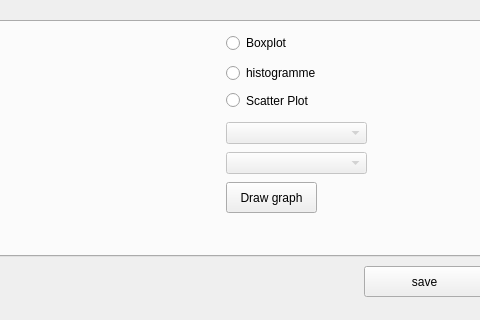
Before: the Qt Designer form PROJET_DM.ui in super-cinnamon/Projet_DM, drawn with Qt 5; both pictures show x 326 to 806 and y 384 to 704 of the 954 by 704 pixel window.
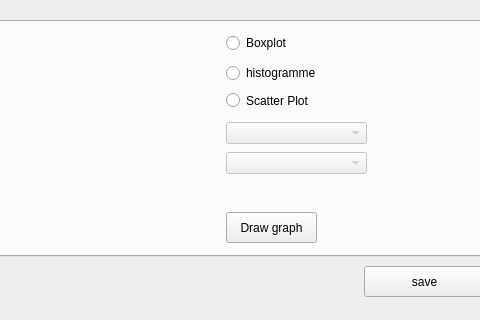
After: the same form once the commit is applied. Icons and pictures are not drawn.

Commit message: forgot to put the correlation label in the tab

What changed in the file:
```diff
--- a/PROJET_DM.ui
+++ b/PROJET_DM.ui
@@ -72,19 +72,6 @@
      <string/>
     </property>
    </widget>
-   <widget class="QLabel" name="correlation_label">
-    <property name="geometry">
-     <rect>
-      <x>440</x>
-      <y>585</y>
-      <width>141</width>
-      <height>21</height>
-     </rect>
-    </property>
-    <property name="text">
-     <string/>
-    </property>
-   </widget>
    <widget class="QLabel" name="info_label">
     <property name="geometry">
      <rect>
@@ -245,7 +232,7 @@
       <property name="geometry">
        <rect>
         <x>540</x>
-        <y>160</y>
+        <y>190</y>
         <width>91</width>
         <height>31</height>
        </rect>
@@ -273,6 +260,19 @@
        <bool>true</bool>
       </property>
      </widget>
+     <widget class="QLabel" name="correlation_label">
+      <property name="geometry">
+       <rect>
+        <x>540</x>
+        <y>160</y>
+        <width>141</width>
+        <height>21</height>
+       </rect>
+      </property>
+      <property name="text">
+       <string/>
+      </property>
+     </widget>
     </widget>
     <widget class="QWidget" name="partie2">
      <attribute name="title">
```
